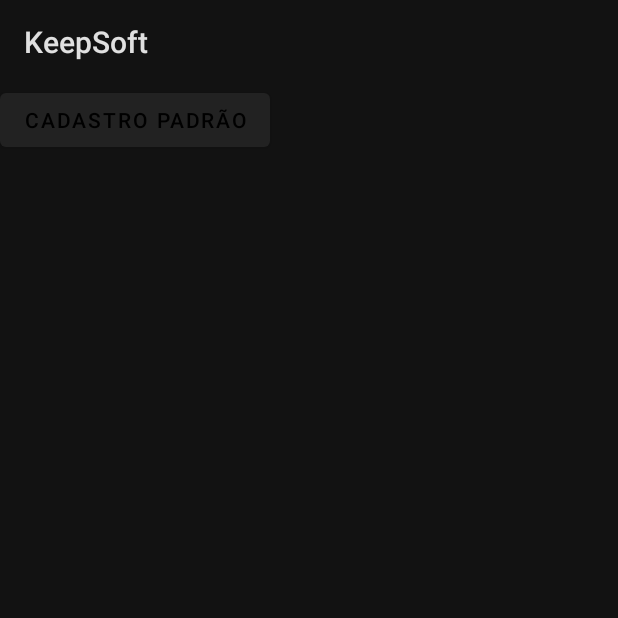
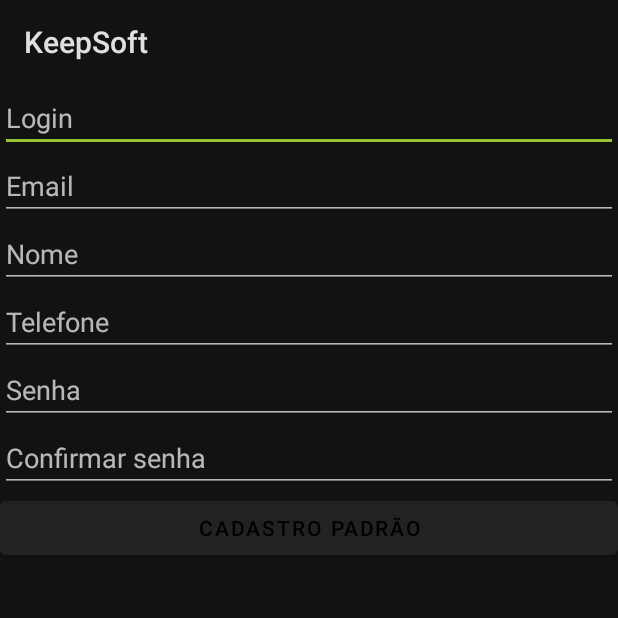
Before and after one commit to ViniPequeno/KeepSoft, an Android app: the CadastroUsuario screen opened directly, with no data from a screen before it, on a phone screen of 412 x 824 dp, the top half of it. Run offline under Robolectric (Android 15) with nearby library versions, the phone set to English and light mode, and no system bars.

Commit message:
cadastro

```diff
--- a/app/src/main/java/nescaupower/br/com/keepsoft/Factory/Factory.java
+++ b/app/src/main/java/nescaupower/br/com/keepsoft/Factory/Factory.java
@@ -22,7 +22,8 @@ public abstract class Factory {
     public static Usuario startUsuario(){
         return new Usuario();
     }
-    public static Usuario startLogin(){return new Usuario();}
+    public static Usuario getLogado(){return Usuario.getUsuario_logado();}
+    public static void setLogado(Usuario usuario){ Usuario.setUsuario_logado(usuario); };
 
     public static Projeto startProjet(){
         return new Projeto();
--- a/app/src/main/java/nescaupower/br/com/keepsoft/Factory/Model/Usuario.java
+++ b/app/src/main/java/nescaupower/br/com/keepsoft/Factory/Model/Usuario.java
@@ -23,6 +23,7 @@ public class Usuario {
     private String telefone;
 
     private static Usuario usuario_logado;
+
     public static Usuario getUsuario_logado(){
         if(usuario_logado == null){
             usuario_logado = new Usuario();
--- a/app/src/main/java/nescaupower/br/com/keepsoft/Views/Login/LoginActivity.java
+++ b/app/src/main/java/nescaupower/br/com/keepsoft/Views/Login/LoginActivity.java
@@ -45,7 +45,8 @@ public class LoginActivity extends AppCompatActivity {
             editor.commit();
 
             //Singleton
-            Usuario.setUsuario_logado(u);
+            Factory.setLogado(u);
+            //Usuario.setUsuario_logado(u);
             /////////////
 
             Intent intent;
--- a/app/src/main/java/nescaupower/br/com/keepsoft/Views/Usuario/CadastroUsuario.java
+++ b/app/src/main/java/nescaupower/br/com/keepsoft/Views/Usuario/CadastroUsuario.java
@@ -4,6 +4,7 @@ import android.content.Intent;
 import android.support.v7.app.AppCompatActivity;
 import android.os.Bundle;
 import android.view.View;
+import android.widget.EditText;
 import android.widget.Toast;
 
 import nescaupower.br.com.keepsoft.Factory.BD.Database.AppDatabase;
@@ -14,31 +15,45 @@ import nescaupower.br.com.keepsoft.Views.Login.LoginActivity;
 
 public class CadastroUsuario extends AppCompatActivity {
 
+    EditText txtLogin, txtNome, txtEmail, txtSenha, txtConfirmarSenha, txtTelefone;
     @Override
     protected void onCreate(Bundle savedInstanceState) {
         super.onCreate(savedInstanceState);
         setContentView(R.layout.activity_cadastro_usuario);
+
+        txtLogin = findViewById(R.id.txtLogin);
+        txtNome = findViewById(R.id.txtNome);
+        txtEmail = findViewById(R.id.txtEmail);
+        txtSenha = findViewById(R.id.txtSenha);
+        txtConfirmarSenha = findViewById(R.id.txtConfirmarSenha);
+        txtTelefone = findViewById(R.id.txtTelefone);
+
     }
 
     public void cadastrar(View view) {
+        if(txtSenha.getText().toString().equals(txtConfirmarSenha.getText().toString())){
             AppDatabase db = Factory.startDatabase(getApplicationContext());
             Usuario u = Factory.startUsuario();
-        u.setEmail("viniciuspedro350@gmail.com");
-        u.setLogin("pedro");
-        u.setSenha("Pedro8251");
-        u.setNome("Pedro Pequeno");
-        u.setTelefone("991497173");
+            u.setEmail(txtEmail.getText().toString());
+            u.setLogin(txtLogin.getText().toString());
+            u.setSenha(txtSenha.getText().toString());
+            u.setNome(txtNome.getText().toString());
+            u.setTelefone(txtTelefone.getText().toString());
             if(db.usuarioDAO().findByLogin(u.getLogin()) == null) {
                 db.usuarioDAO().insertAll(u);
                 Intent intent;
                 intent = new Intent(CadastroUsuario.this, LoginActivity.class);
                 intent.addFlags(Intent.FLAG_ACTIVITY_CLEAR_TOP | Intent.FLAG_ACTIVITY_NEW_TASK); // adiciona a flag para a intent
-
+                Toast.makeText(this, "Cadastrado!", Toast.LENGTH_SHORT).show();
                 startActivity(intent);
                 CadastroUsuario.this.finish();
             }else{
                 Toast.makeText(this, "Usuario já existe!", Toast.LENGTH_SHORT).show();
             }
+        }else{
+            Toast.makeText(this, "Senhas não são iguais!", Toast.LENGTH_SHORT).show();
+        }
+
 
     }
 }
--- a/app/src/main/res/layout/activity_cadastro_usuario.xml
+++ b/app/src/main/res/layout/activity_cadastro_usuario.xml
@@ -6,10 +6,65 @@
     android:layout_height="match_parent"
     tools:context="nescaupower.br.com.keepsoft.Views.Usuario.CadastroUsuario">
 
-    <Button
-        android:id="@+id/btnCadastrar"
-        android:layout_width="wrap_content"
-        android:layout_height="wrap_content"
-        android:text="Cadastro padrão"
-        android:onClick="cadastrar"/>
+    <LinearLayout
+        android:layout_width="match_parent"
+        android:layout_height="match_parent"
+        android:orientation="vertical">
+
+        <EditText
+            android:id="@+id/txtLogin"
+            android:layout_width="match_parent"
+            android:layout_height="wrap_content"
+            android:ems="10"
+            android:inputType="textPersonName"
+            android:hint="Login" />
+
+        <EditText
+            android:id="@+id/txtEmail"
+            android:layout_width="match_parent"
+            android:layout_height="wrap_content"
+            android:ems="10"
+            android:hint="Email"
+            android:inputType="textEmailAddress|textEmailSubject" />
+
+        <EditText
+            android:id="@+id/txtNome"
+            android:layout_width="match_parent"
+            android:layout_height="wrap_content"
+            android:ems="10"
+            android:inputType="textPersonName"
+            android:hint="Nome"/>
+
+        <EditText
+            android:id="@+id/txtTelefone"
+            android:layout_width="match_parent"
+            android:layout_height="wrap_content"
+            android:ems="10"
+            android:hint="Telefone"
+            android:inputType="phone" />
+
+        <EditText
+            android:id="@+id/txtSenha"
+            android:layout_width="match_parent"
+            android:layout_height="wrap_content"
+            android:ems="10"
+            android:inputType="textPassword"
+            android:hint="Senha"/>
+
+        <EditText
+            android:id="@+id/txtConfirmarSenha"
+            android:layout_width="match_parent"
+            android:layout_height="wrap_content"
+            android:ems="10"
+            android:inputType="textPassword"
+            android:hint="Confirmar senha"/>
+
+        <Button
+            android:id="@+id/btnCadastrar"
+            android:layout_width="match_parent"
+            android:layout_height="wrap_content"
+            android:onClick="cadastrar"
+            android:text="@string/cadastro_padr_o" />
+    </LinearLayout>
+
 </android.support.constraint.ConstraintLayout>
--- a/app/src/main/res/values/strings.xml
+++ b/app/src/main/res/values/strings.xml
@@ -13,4 +13,5 @@
     <string name="entrar">Sign in</string>
     <string name="cadastre_se">Sign up</string>
     <string name="email_ou_login">Username or email</string>
+    <string name="cadastro_padr_o">Cadastro padrão</string>
 </resources>
```
Also changed, not shown: 1 other file. Lines whose indentation alone changed are shown as unchanged.
